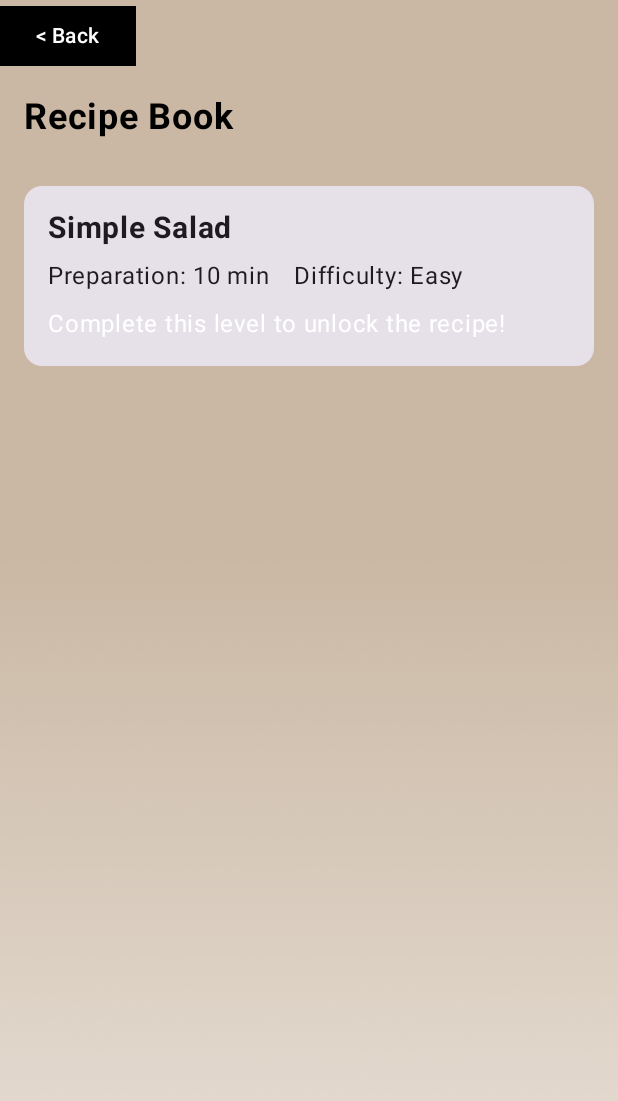
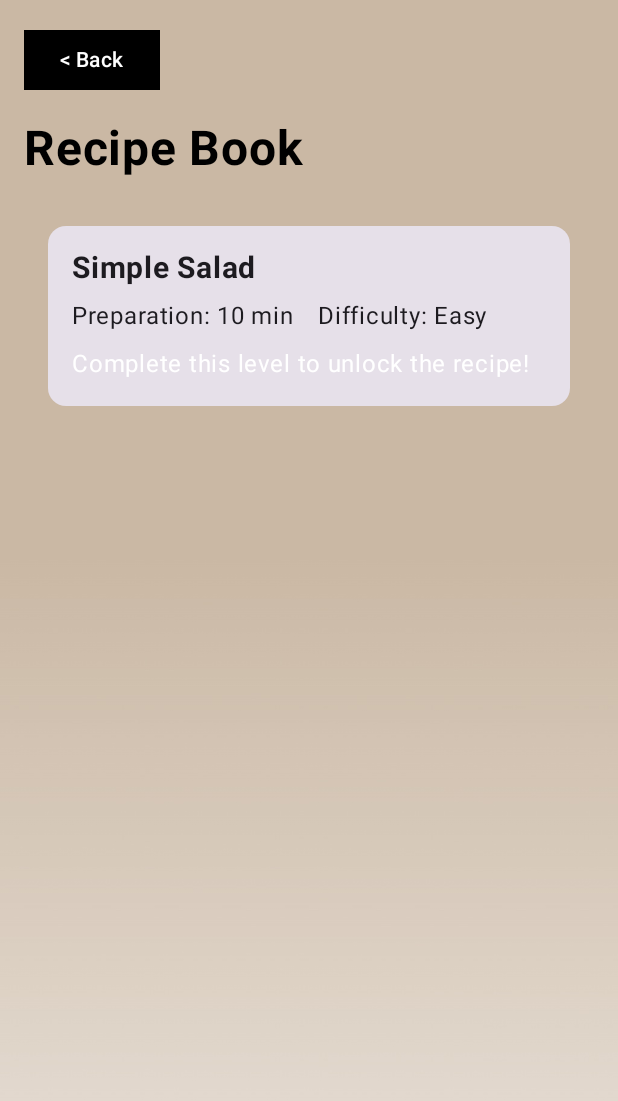
Before and after one commit to r44cx/PixelChef, an Android app built with Jetpack Compose: the RecipeScreen screen opened through its navigation route, on a phone screen of 412 x 824 dp. Shown: the top 1101 px of the screen. Run offline under Robolectric (Android 15) with nearby library versions, the phone set to English and light mode, and no system bars.

Commit message:
update layout

```diff
--- a/app/src/main/java/com/pixelchef/RecipeScreen.kt
+++ b/app/src/main/java/com/pixelchef/RecipeScreen.kt
@@ -41,7 +41,11 @@ fun RecipeScreen(
         contentScale = ContentScale.Crop
     )
 
-    Column(modifier = Modifier.fillMaxSize()) {
+    Column(
+        modifier = Modifier
+            .fillMaxSize()
+            .padding(16.dp)
+    ) {
         // Back button
         Button(
             onClick = onBack,
@@ -53,9 +57,9 @@ fun RecipeScreen(
 
         Text(
             "Recipe Book",
-            fontSize = 24.sp,
+            fontSize = 32.sp,
             fontWeight = FontWeight.Bold,
-            modifier = Modifier.padding(16.dp)
+            modifier = Modifier.padding(vertical = 16.dp)
         )
 
         LazyColumn {
--- a/app/src/main/java/com/pixelchef/models/Level.kt
+++ b/app/src/main/java/com/pixelchef/models/Level.kt
@@ -4,7 +4,6 @@ data class Level(
     val id: Int,
     val name: String,
     var ingredients: List<Ingredient>,
-    val availableIngredients: List<Ingredient>,
     val image: String,
     val recipe: Recipe
 )
```
Also changed, not shown: app/src/main/java/com/pixelchef/GameScreen.kt (+4 -10 lines), app/src/main/java/com/pixelchef/SettingsScreen.kt (+11 -3 lines).
